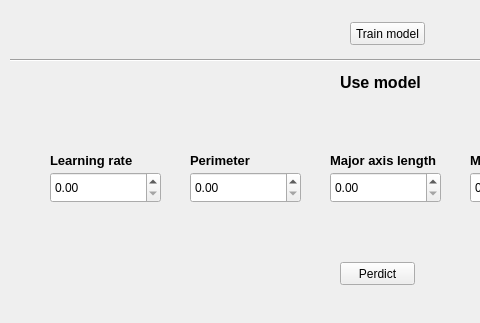
This is task2/code/gui.ui in Tperm-coder/NeuralProject as Qt 5 draws it before an edit; both pictures show x 0 to 480 and y 258 to 581 of the 797 by 581 pixel window. The edited form follows.
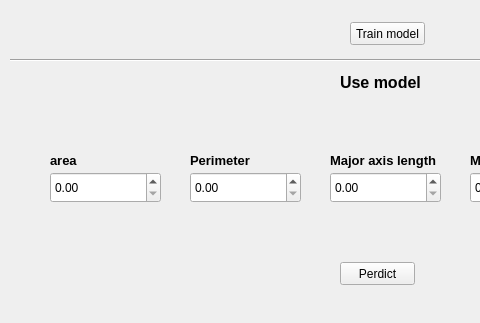
This is the edited form.

Commit message: edited confustion matrix

The edit to the form file:
```diff
--- a/task2/code/gui.ui
+++ b/task2/code/gui.ui
@@ -272,7 +272,7 @@
      </font>
     </property>
     <property name="text">
-     <string>Learning rate</string>
+     <string>area</string>
     </property>
    </widget>
    <widget class="QDoubleSpinBox" name="doubleSpinBox_3">
```
Left out of the diff: 26 changed lines with no effect on the pictures. The commit also changes 2 other files.
